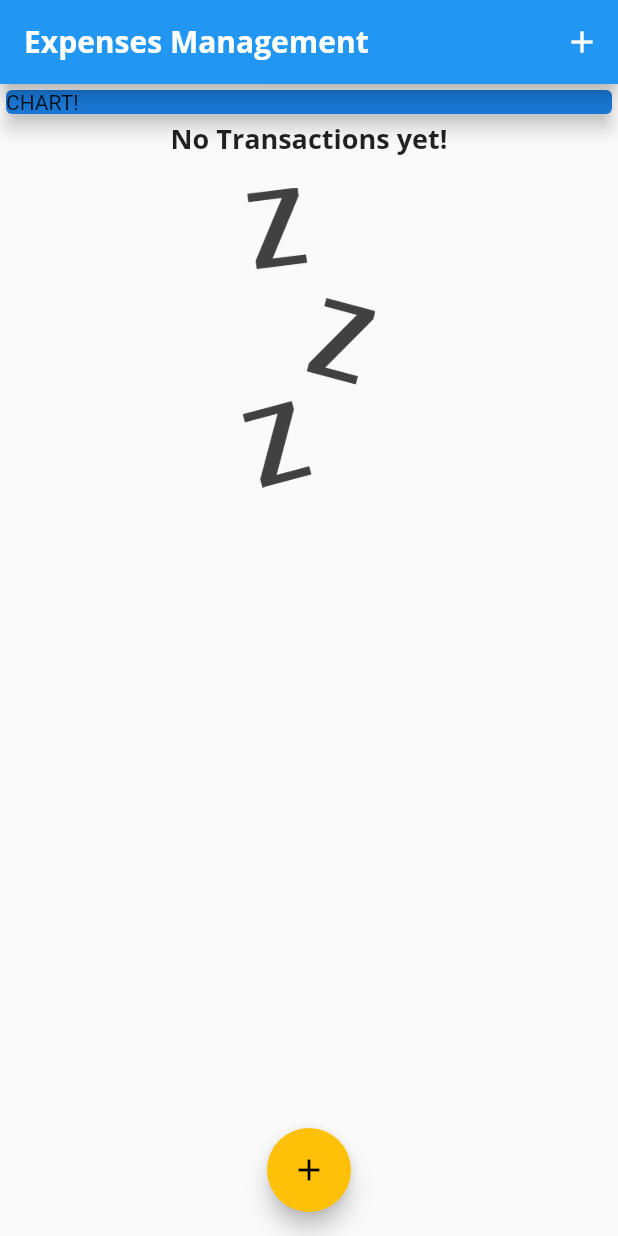
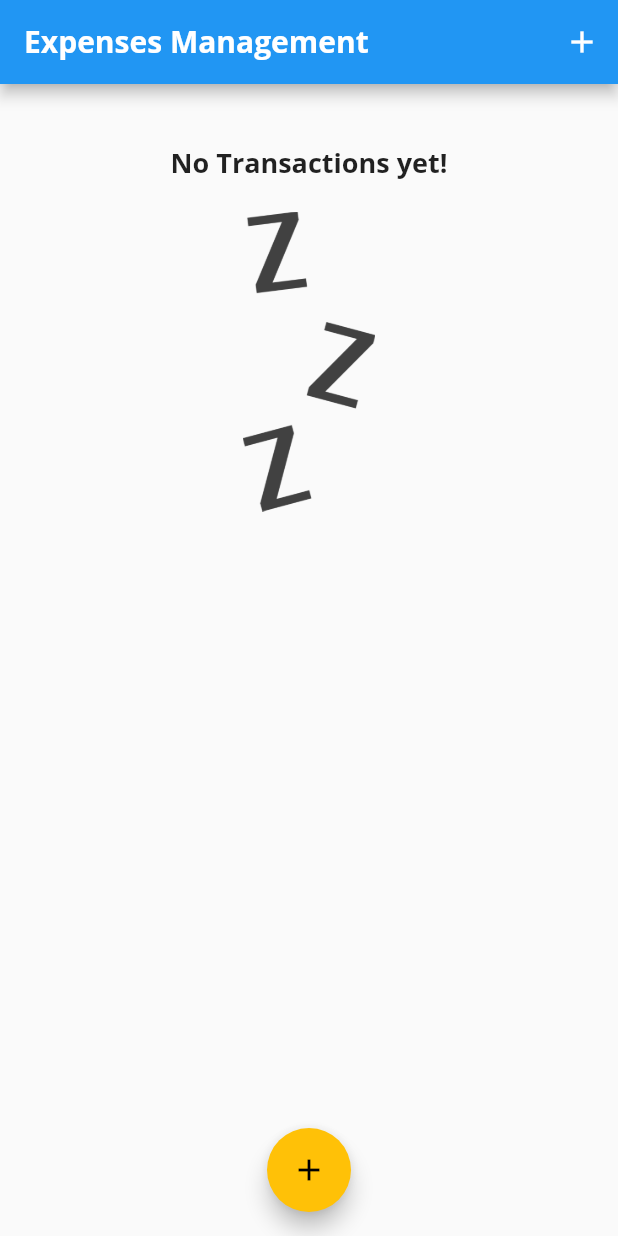
Before and after one commit to LakithaDM/BudgetApp, a Flutter app: the screen it shows after launch, on a phone screen of 412 x 824 dp. Run offline on Flutter 3.47's test engine with Material 2 defaults, Android fonts, the light colour scheme and no system bars.

Commit message:
Configure chart widget

```diff
--- a/budjetapp/lib/main.dart
+++ b/budjetapp/lib/main.dart
@@ -1,8 +1,8 @@
 import 'package:flutter/material.dart';
-
 import './widgets/new_transaction.dart';
 import './widgets/transaction_list.dart';
 import './models/transaction.dart';
+import './widgets/chart.dart';
 
 void main() => runApp(MyApp());
 
@@ -58,6 +58,16 @@ class _MyHomePageState extends State<MyHomePage> {
     // ),
   ];
 
+  List<Transaction> get  _recentTransactions{
+    return _userTransactions.where((tx) {
+      return tx.date.isAfter(
+        DateTime.now().subtract(
+          Duration(days: 7),
+          ),
+        );
+    }).toList();
+  }
+
   void _addNewTransaction(String txTitle, double txAmount) {
     final newTx = Transaction(
       title: txTitle,
@@ -104,14 +114,7 @@ class _MyHomePageState extends State<MyHomePage> {
           // mainAxisAlignment: MainAxisAlignment.start,
           crossAxisAlignment: CrossAxisAlignment.stretch,
           children: <Widget>[
-            Container(
-              width: double.infinity,
-              child: Card(
-                color: Theme.of(context).primaryColorDark,
-                child: Text('CHART!'),
-                elevation: 5,
-              ),
-            ),
+            Chart(_recentTransactions),
             TransactionList(_userTransactions),
           ],
         ),
```
